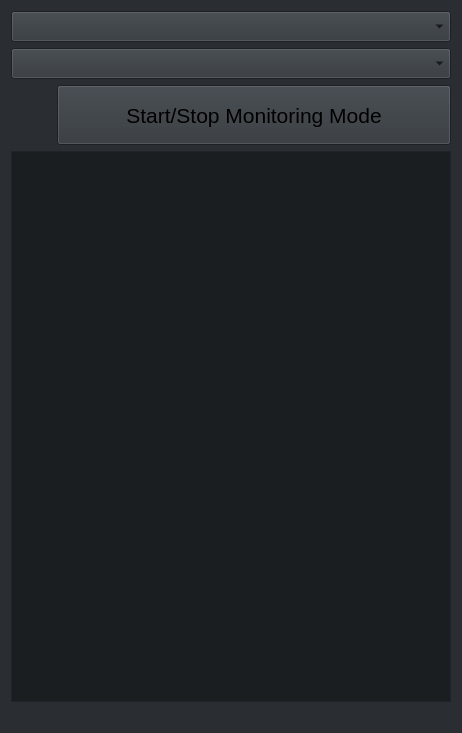
Above: Cybersecurity_Lesson/deauther/deauther.ui from GeekTech-mirror/qt-cybersecurity_lesson before the change. Below: the same form after it.
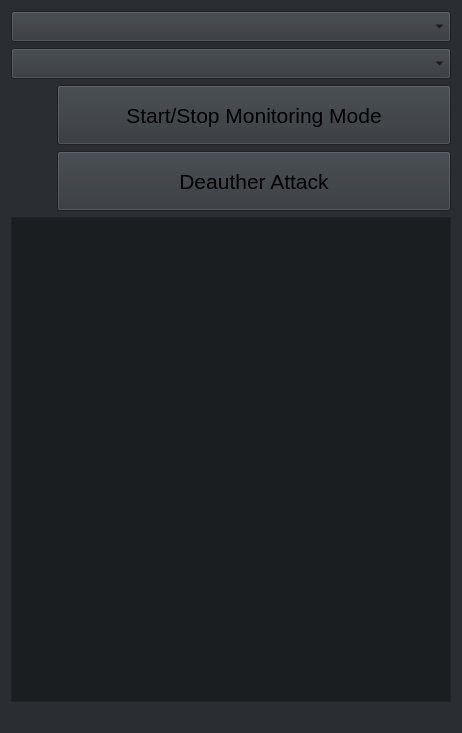
That is the form after the change. Icons and pictures are not drawn.

Commit message: chore: move station view configuration into seperate function chore: start adding code to create a deauther packet chore: add personal access point parameters for testing chore: replace magic numbers with macros for tag parameter locations

Patch:
```diff
--- a/Cybersecurity_Lesson/deauther/deauther.ui
+++ b/Cybersecurity_Lesson/deauther/deauther.ui
@@ -181,6 +181,60 @@
      </item>
     </layout>
    </item>
+   <item>
+    <layout class="QHBoxLayout" name="horizontalLayout_2">
+     <item>
+      <widget class="QPushButton" name="pushButton_2">
+       <property name="minimumSize">
+        <size>
+         <width>40</width>
+         <height>40</height>
+        </size>
+       </property>
+       <property name="maximumSize">
+        <size>
+         <width>40</width>
+         <height>40</height>
+        </size>
+       </property>
+       <property name="text">
+        <string/>
+       </property>
+       <property name="icon">
+        <iconset resource="../icons.qrc">
+         <normaloff>:/icons/actions/32/mail-send.svg</normaloff>:/icons/actions/32/mail-send.svg</iconset>
+       </property>
+       <property name="iconSize">
+        <size>
+         <width>40</width>
+         <height>40</height>
+        </size>
+       </property>
+       <property name="flat">
+        <bool>true</bool>
+       </property>
+      </widget>
+     </item>
+     <item>
+      <widget class="QPushButton" name="pushButton">
+       <property name="minimumSize">
+        <size>
+         <width>0</width>
+         <height>60</height>
+        </size>
+       </property>
+       <property name="font">
+        <font>
+         <pointsize>16</pointsize>
+        </font>
+       </property>
+       <property name="text">
+        <string>Deauther Attack</string>
+       </property>
+      </widget>
+     </item>
+    </layout>
+   </item>
    <item>
     <widget class="QTreeView" name="station_view">
      <property name="font">
```
The commit also changes 17 other files.
